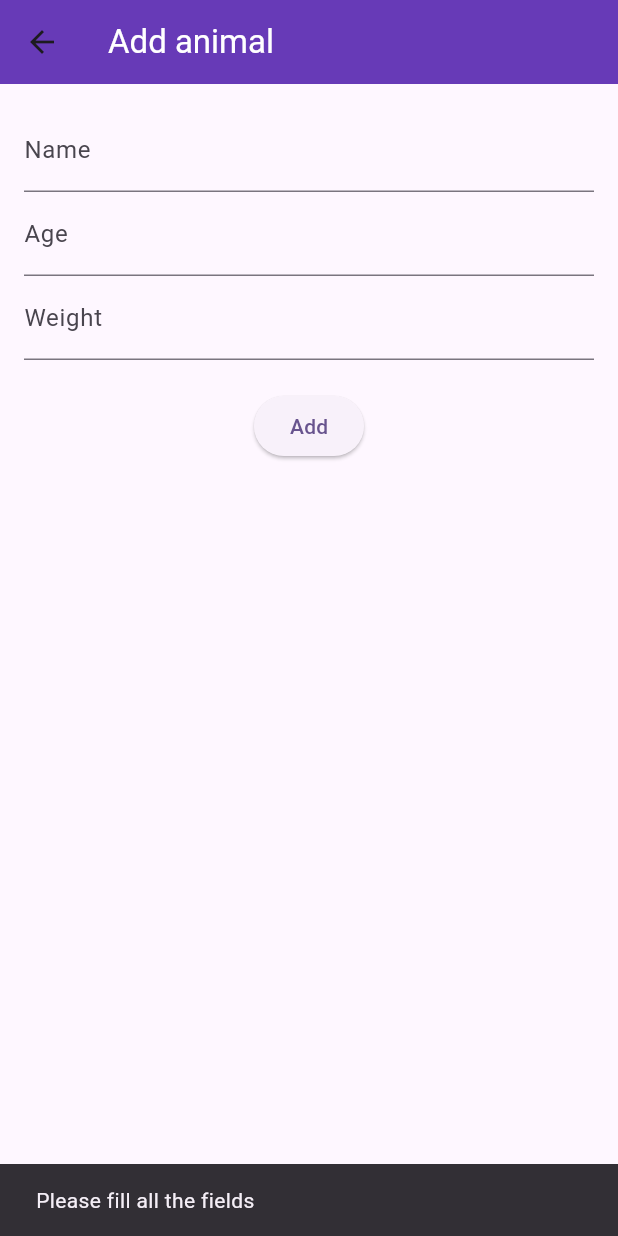
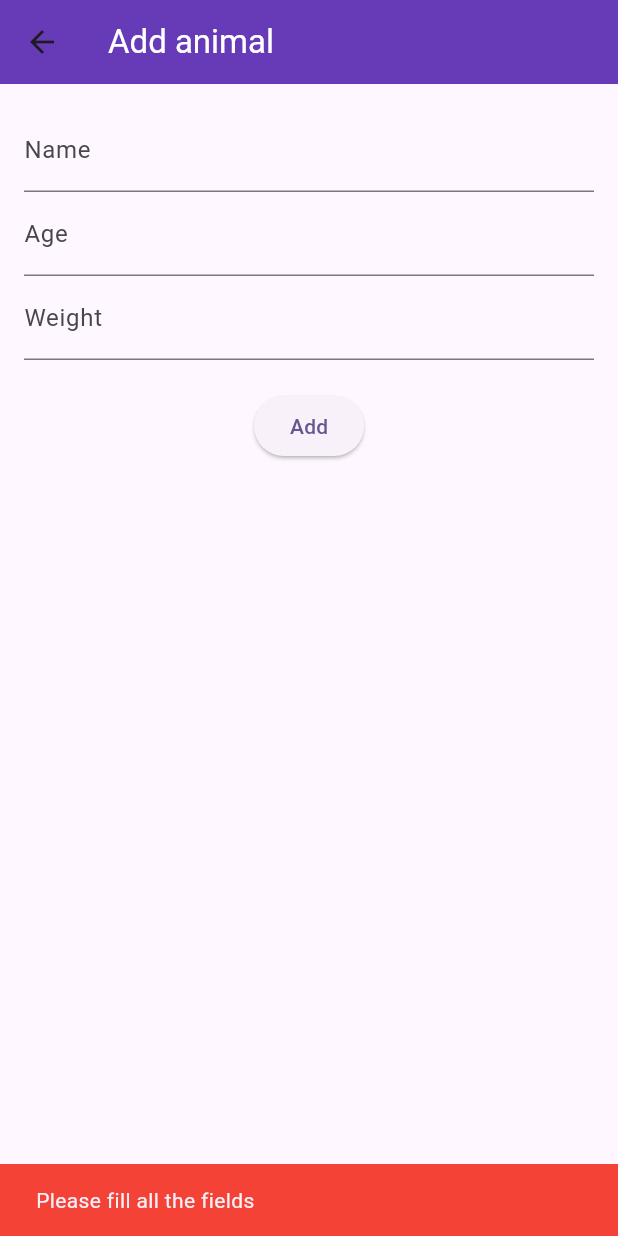
Before and after one commit to Armandotrsg/TheVetApp-Flutter, a Flutter app: the AddPetScreen screen opened by its route, after a tap on "Add", on a phone screen of 412 x 824 dp. Run offline on Flutter 3.47's test engine with Material 2 defaults, Android fonts, the phone set to English and light mode, and no system bars; our stand-ins replace cloud_firestore, firebase_auth, firebase_core; missing offline and left inert: firebase_ui_auth; accounts and stored records are empty.

Commit message:
Refactor add/edit animal functionality

```diff
--- a/lib/src/pages/add_animal.dart
+++ b/lib/src/pages/add_animal.dart
@@ -60,21 +60,37 @@ class _AddPetScreenState extends State<AddPetScreen> {
             ElevatedButton(
               onPressed: () {
                 if (widget.id != null) {
-                  FirebaseFirestore.instance.collection('animals').doc(widget.id).update({
+                  FirebaseFirestore.instance
+                      .collection('animals')
+                      .doc(widget.id)
+                      .update({
                     'name': nameController.text,
                     'age': ageController.text,
                     'weight': weightController.text,
                   });
+                  ScaffoldMessenger.of(context).showSnackBar(const SnackBar(
+                    content: Text('Animal updated'),
+                    backgroundColor: Colors.green,
+                  ));
                   Navigator.pop(context);
-                } else if (nameController.text.isNotEmpty && ageController.text.isNotEmpty && weightController.text.isNotEmpty) {
+                } else if (nameController.text.isNotEmpty &&
+                    ageController.text.isNotEmpty &&
+                    weightController.text.isNotEmpty) {
                   FirebaseFirestore.instance.collection('animals').add({
                     'name': nameController.text,
                     'age': ageController.text,
                     'weight': weightController.text,
                   });
+                  ScaffoldMessenger.of(context).showSnackBar(const SnackBar(
+                    content: Text('Animal added'),
+                    backgroundColor: Colors.green,
+                  ));
                   Navigator.pop(context);
                 } else {
-                  ScaffoldMessenger.of(context).showSnackBar(const SnackBar(content: Text('Please fill all the fields')));
+                  ScaffoldMessenger.of(context).showSnackBar(const SnackBar(
+                    content: Text('Please fill all the fields'),
+                    backgroundColor: Colors.red,
+                  ));
                 }
               },
               child: Text(widget.name != null ? 'Edit' : 'Add'),
```
